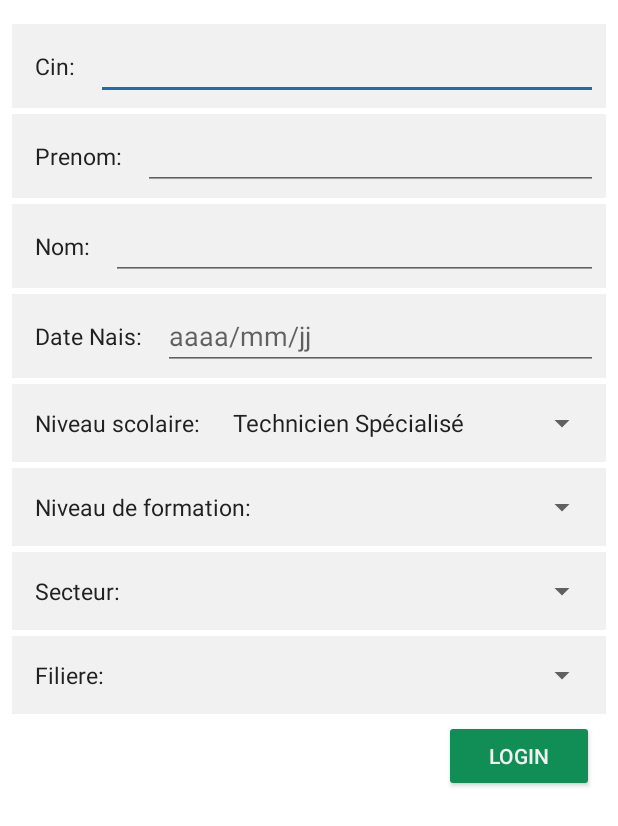
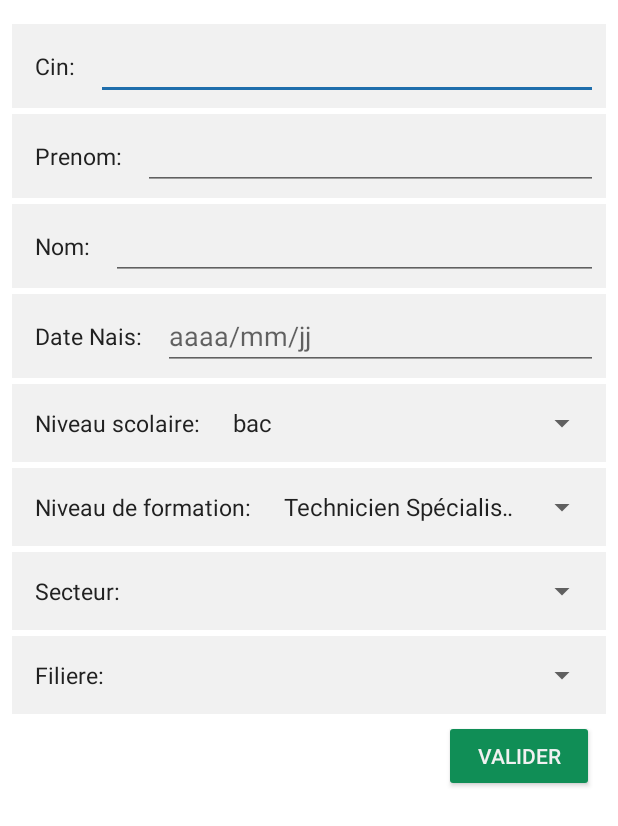
Before and after one commit to TAYBI/stage-android-app, an Android app: the screen it shows after launch (MainActivity), on a phone screen of 412 x 824 dp. Shown: the top 826 px of the screen. Run offline under Robolectric (Android 15) with nearby library versions, the phone set to English and light mode, and no system bars.

Commit message:
niveau de formation par niveau scolaire

```diff
--- a/app/src/main/java/com/example/ofppt2/MainActivity.java
+++ b/app/src/main/java/com/example/ofppt2/MainActivity.java
@@ -2,15 +2,21 @@ package com.example.ofppt2;
 
 import android.support.v7.app.AppCompatActivity;
 import android.os.Bundle;
+import android.view.View;
+import android.widget.AdapterView;
 import android.widget.ArrayAdapter;
 import android.widget.Spinner;
+import android.widget.Toast;
 
 import java.util.Arrays;
 import java.util.List;
 
-public class MainActivity extends AppCompatActivity {
+public class MainActivity extends AppCompatActivity{
 
-    private String niveau = "Technicien Spécialisé,Technicien,Qualification,Spécialisation";
+    private String niveaFormation;
+    private String niveauScolaire = "bac,niveau bac";
+
+
 //    private String secteur = "Bâtiment et Travaux Publics,Froid et Génie Thermique," +
 //                            "Réparation des Engins à Moteurs," +
 //                            "Génie Electrique,Plasturgie,Administration Gestion et Commerce," +
@@ -22,11 +28,28 @@ public class MainActivity extends AppCompatActivity {
         super.onCreate(savedInstanceState);
         setContentView(R.layout.activity_main);
 
-        Spinner mSpinnerNiveau = (Spinner)findViewById(R.id.spinner_niveau_scolaire);
-        fillSpinner(mSpinnerNiveau, stringToList(niveau));
+        final Spinner mSpinnerNiveauFormation = (Spinner)findViewById(R.id.spinner_niveau_formation);
 
-//        Spinner mSpinnerSecteur = (Spinner)findViewById(R.id.spinner_secteur);
-//        fillSpinner(mSpinnerSecteur, stringToList(secteur));
+        final Spinner mSpinnerNiveauScolaire = (Spinner)findViewById(R.id.spinner_niveau_scolaire);
+        fillSpinner(mSpinnerNiveauScolaire, stringToList(niveauScolaire));
+        mSpinnerNiveauScolaire.setOnItemSelectedListener(new AdapterView.OnItemSelectedListener() {
+            @Override
+            public void onItemSelected(AdapterView<?> parent, View view, int position, long id) {
+                String value  = parent.getItemAtPosition(position).toString();
+
+                if (value.equals("bac"))
+                    niveaFormation = "Technicien Spécialisé,Technicien,Qualification,Spécialisation";
+                else if (value.equals("niveau bac"))
+                    niveaFormation = "Technicien,Qualification,Spécialisation";
+
+                fillSpinner(mSpinnerNiveauFormation, stringToList(niveaFormation));
+            }
+
+            @Override
+            public void onNothingSelected(AdapterView<?> parent) {
+
+            }
+        });
     }
 
     private List<String> stringToList(String s) {
--- a/app/src/main/res/layout/activity_main.xml
+++ b/app/src/main/res/layout/activity_main.xml
@@ -260,7 +260,7 @@
         android:layout_height="wrap_content"
         android:layout_marginTop="4dp"
         android:backgroundTint="@color/green"
-        android:text="Login"
+        android:text="valider"
         android:textColor="@color/light_gray"
         app:layout_constraintEnd_toEndOf="parent"
         app:layout_constraintHorizontal_bias="0.948"
```
